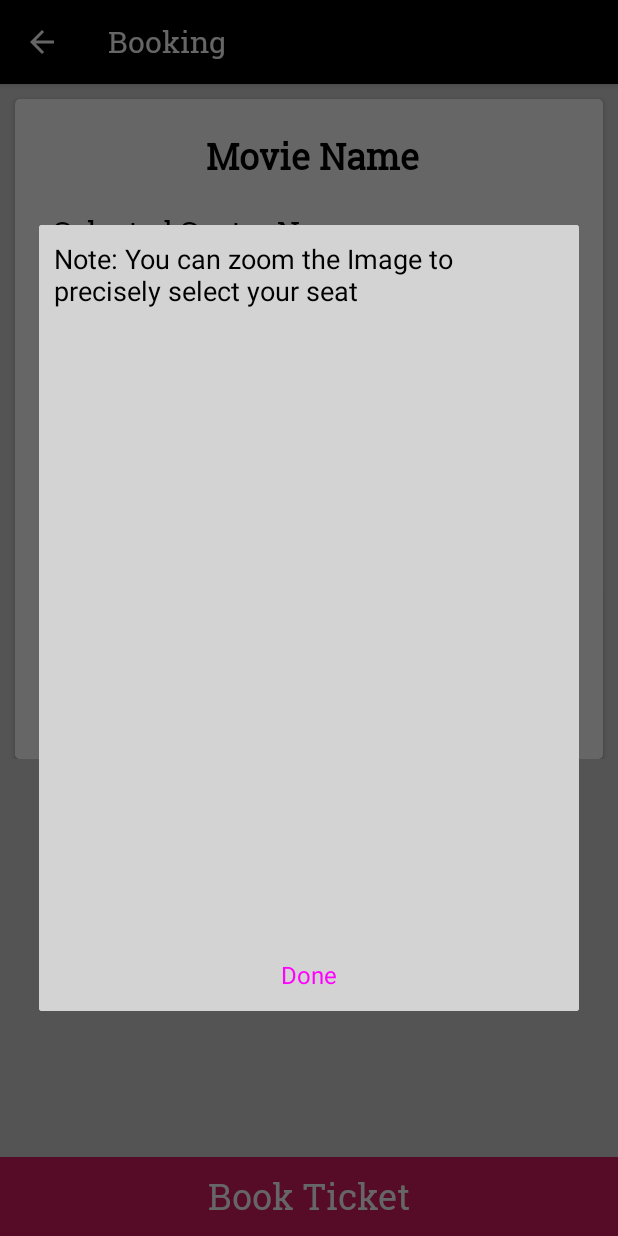
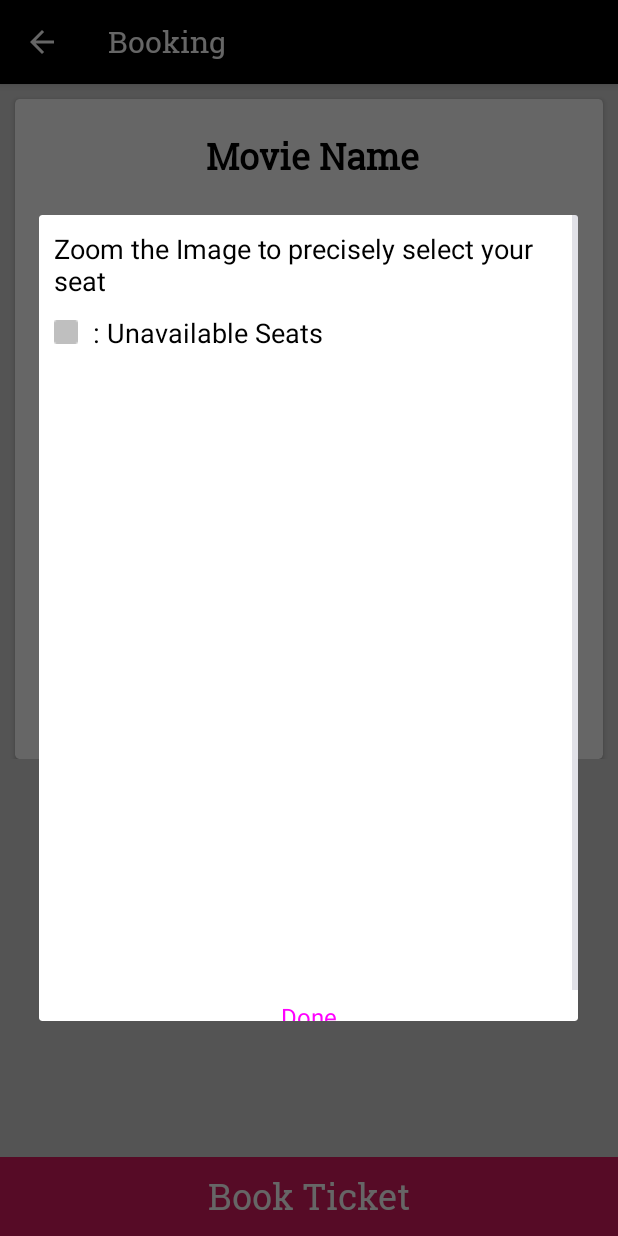
Before and after one commit to dishaverma3/BookMyTicket, an Android app: the BookTicketActivity screen opened directly, with no data from a screen before it, after a tap on "Show Seats", on a phone screen of 412 x 824 dp. Run offline under Robolectric (Android 15) with nearby library versions, the phone set to English and light mode, and no system bars; our stand-ins replace Room's generated code; libraries missing offline, so code that uses them is left out: by.anatoldeveloper.hallscheme; plain views replace ZoomableImageView; 3 statements that could not run were skipped.

Commit message:
bugs resolved

```diff
--- a/app/src/main/res/layout/activity_book_ticket.xml
+++ b/app/src/main/res/layout/activity_book_ticket.xml
@@ -100,25 +100,25 @@
                             android:id="@+id/location1"
                             android:layout_width="wrap_content"
                             android:layout_height="wrap_content"
-                            android:text="OrionMall - Rajaji Nagar"/>
+                            android:text="@string/cinema1"/>
 
                         <RadioButton
                             android:id="@+id/location2"
                             android:layout_width="wrap_content"
                             android:layout_height="wrap_content"
-                            android:text="OrionMall - Rajaji Nagar"/>
+                            android:text="@string/cinema2"/>
 
                         <RadioButton
                             android:id="@+id/location3"
                             android:layout_width="wrap_content"
                             android:layout_height="wrap_content"
-                            android:text="OrionMall - Rajaji Nagar"/>
+                            android:text="@string/cinema3"/>
 
                         <RadioButton
                             android:id="@+id/location4"
                             android:layout_width="wrap_content"
                             android:layout_height="wrap_content"
-                            android:text="OrionMall - Rajaji Nagar"/>
+                            android:text="@string/cinema4"/>
 
                     </RadioGroup>
 
--- a/app/src/main/res/layout/dialog_seats.xml
+++ b/app/src/main/res/layout/dialog_seats.xml
@@ -8,24 +8,35 @@
             xmlns:app="http://schemas.android.com/apk/res-auto"
             android:layout_width="match_parent"
             android:layout_height="wrap_content"
-            android:theme="@style/Theme.AppCompat.NoActionBar"
-            android:background="#d3d3d3">
+            android:theme="@style/Theme.AppCompat.NoActionBar">
 
                 <TextView
                     android:id="@+id/note_text"
                     android:layout_width="match_parent"
                     android:layout_height="wrap_content"
                     android:textSize="18sp"
-                    android:text="Note: You can zoom the Image to precisely select your seat"
+                    android:text="Zoom the Image to precisely select your seat"
                     android:layout_margin="10dp"
                     app:layout_constraintTop_toTopOf="parent"
+                    android:textColor="@android:color/black"/>
+
+                <TextView
+                    android:id="@+id/symbol"
+                    android:layout_width="match_parent"
+                    android:layout_height="wrap_content"
+                    android:textSize="18sp"
+                    android:text="@string/unavailable"
+                    android:drawableStart="@drawable/gray_symbol"
+                    android:layout_margin="10dp"
+                    android:drawablePadding="10dp"
+                    app:layout_constraintTop_toBottomOf="@id/note_text"
                     android:textColor="@android:color/black"/>
 
                 <by.anatoldeveloper.hallscheme.view.ZoomableImageView
                     android:id="@+id/zoomable_image"
                     android:layout_width="match_parent"
                     android:layout_height="400dp"
-                    app:layout_constraintTop_toBottomOf="@id/note_text"
+                    app:layout_constraintTop_toBottomOf="@id/symbol"
                     app:layout_constraintBottom_toTopOf="@id/done_buttton"/>
 
                 <Button
--- a/app/src/main/res/values/strings.xml
+++ b/app/src/main/res/values/strings.xml
@@ -15,4 +15,9 @@
     <string name="movie_name">Movie Name</string>
     <string name="time">Time :</string>
     <string name="all_bookings">All Bookings</string>
+    <string name="cinema2">PVR: Forum Mall, Koramangala</string>
+    <string name="cinema1">CinePolis: OrionMall, Rajaji Nagar</string>
+    <string name="cinema3">PVR: Vega City, Bannerghatta Road</string>
+    <string name="cinema4">PVR: Phoenix Marketcity Mall, Whitefield Road</string>
+    <string name="unavailable">: Unavailable Seats</string>
 </resources>
```
Also changed, not shown: app/src/main/res/drawable/gray_symbol.png (added).
